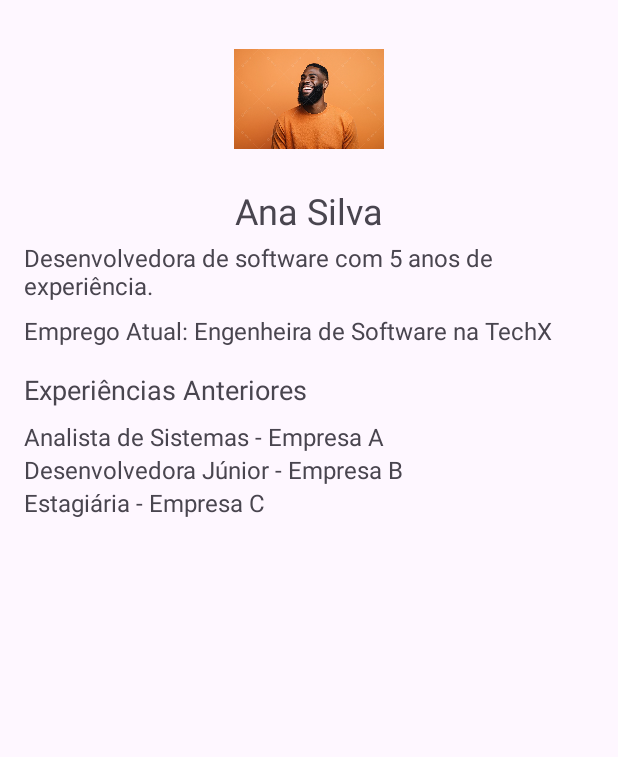
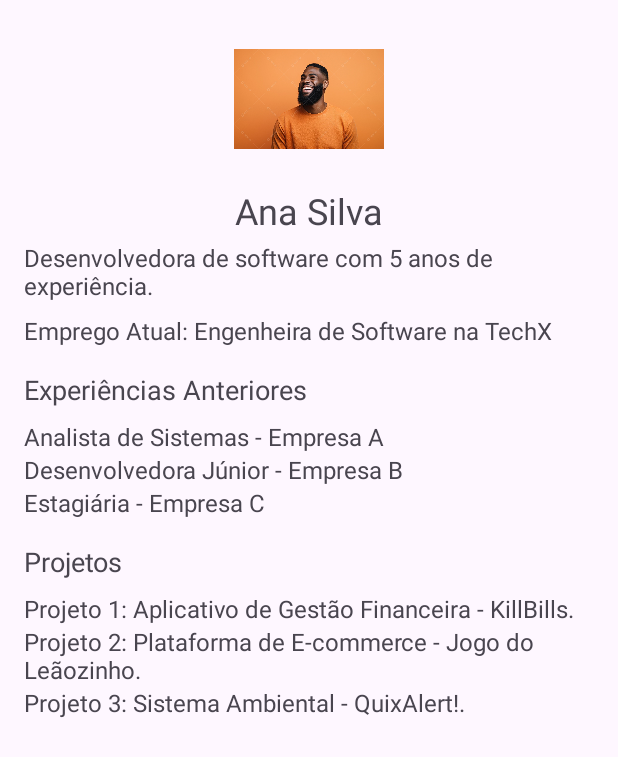
Before and after one commit to jonatasbferreira/dispositivos_moveis_2024_2, an Android app: the screen it shows after launch (MainActivity), on a phone screen of 412 x 824 dp. Shown: the top 757 px of the screen. Run offline under Robolectric (Android 15) with nearby library versions, the phone set to English and light mode, and no system bars.

Commit message:
atv ProfileApp mais modificacoes

```diff
--- a/ProfileApp/app/src/main/java/com/example/profileapp/MainActivity.kt
+++ b/ProfileApp/app/src/main/java/com/example/profileapp/MainActivity.kt
@@ -19,6 +19,8 @@ class MainActivity : AppCompatActivity() {
         val descriptionText = findViewById<TextView>(R.id.descriptionText)
         val currentJobText = findViewById<TextView>(R.id.currentJobText)
         val experienceLayout = findViewById<LinearLayout>(R.id.experienceLayout)
+        val projectLayout = findViewById<LinearLayout>(R.id.projectLayout) // Novo layout para projetos
+
         // Definindo informações de perfil
         nameText.text = "Ana Silva"
         descriptionText.text = "Desenvolvedora de software com 5 anos de experiência."
@@ -39,6 +41,19 @@ class MainActivity : AppCompatActivity() {
             experienceLayout.addView(textView)
         }
 
+        val projetos = listOf(
+            "Projeto 1: Aplicativo de Gestão Financeira - KillBills.",
+            "Projeto 2: Plataforma de E-commerce - Jogo do Leãozinho.",
+            "Projeto 3: Sistema Ambiental - QuixAlert!."
+        )
+
+        for (projeto in projetos) {
+            val textView = TextView(this)
+            textView.text = projeto
+            textView.textSize = 16f
+            projectLayout.addView(textView)
+        }
+
         profileImage.setOnClickListener {
             Toast.makeText(this, "Foto de perfil de Ana Silva", Toast.LENGTH_SHORT).show()
         }
--- a/ProfileApp/app/src/main/res/layout/activity_main.xml
+++ b/ProfileApp/app/src/main/res/layout/activity_main.xml
@@ -1,5 +1,6 @@
 <?xml version="1.0" encoding="utf-8"?>
-<androidx.constraintlayout.widget.ConstraintLayout xmlns:android="http://schemas.android.com/apk/res/android"
+<androidx.constraintlayout.widget.ConstraintLayout
+    xmlns:android="http://schemas.android.com/apk/res/android"
     xmlns:app="http://schemas.android.com/apk/res-auto"
     xmlns:tools="http://schemas.android.com/tools"
     android:id="@+id/main"
@@ -8,7 +9,6 @@
     tools:context=".MainActivity">
 
     <LinearLayout
-        xmlns:android="http://schemas.android.com/apk/res/android"
         android:layout_width="match_parent"
         android:layout_height="match_parent"
         android:orientation="vertical"
@@ -32,6 +32,7 @@
             android:textSize="24sp"
             android:layout_gravity="center_horizontal"
             android:paddingTop="8dp"/>
+
         <!-- Descrição -->
         <TextView
             android:id="@+id/descriptionText"
@@ -50,6 +51,7 @@
             android:text="Emprego Atual: Desenvolvedor Android"
             android:textSize="16sp"
             android:paddingTop="8dp"/>
+
         <!-- Experiências -->
         <LinearLayout
             android:id="@+id/experienceLayout"
@@ -68,8 +70,22 @@
 
             <!-- Experiências serão adicionadas dinamicamente -->
         </LinearLayout>
+
+        <LinearLayout
+            android:id="@+id/projectLayout"
+            android:layout_width="match_parent"
+            android:layout_height="wrap_content"
+            android:orientation="vertical"
+            android:paddingTop="16dp">
+
+            <TextView
+                android:layout_width="wrap_content"
+                android:layout_height="wrap_content"
+                android:text="Projetos"
+                android:textSize="18sp"
+                android:paddingBottom="8dp"/>
+
+        </LinearLayout>
     </LinearLayout>
 
-
-
 </androidx.constraintlayout.widget.ConstraintLayout>
```
Lines whose indentation alone changed are shown as unchanged.
